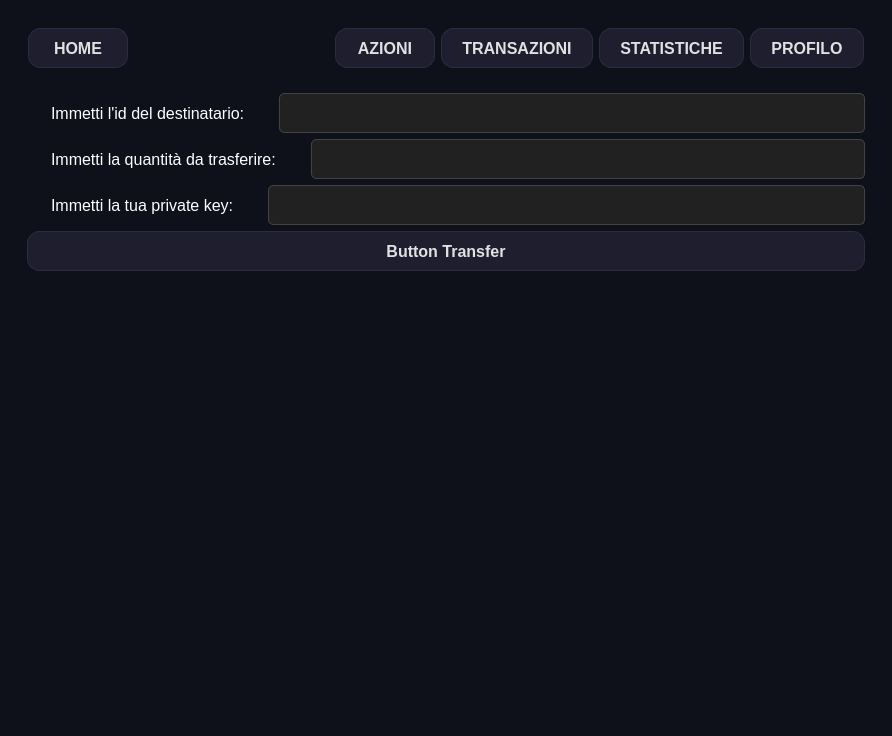
Before: the Qt Designer form GUI/interfacciaUtente.ui in Daniel-Diocis/Software-Food-Supply-Chain, drawn with Qt 5.
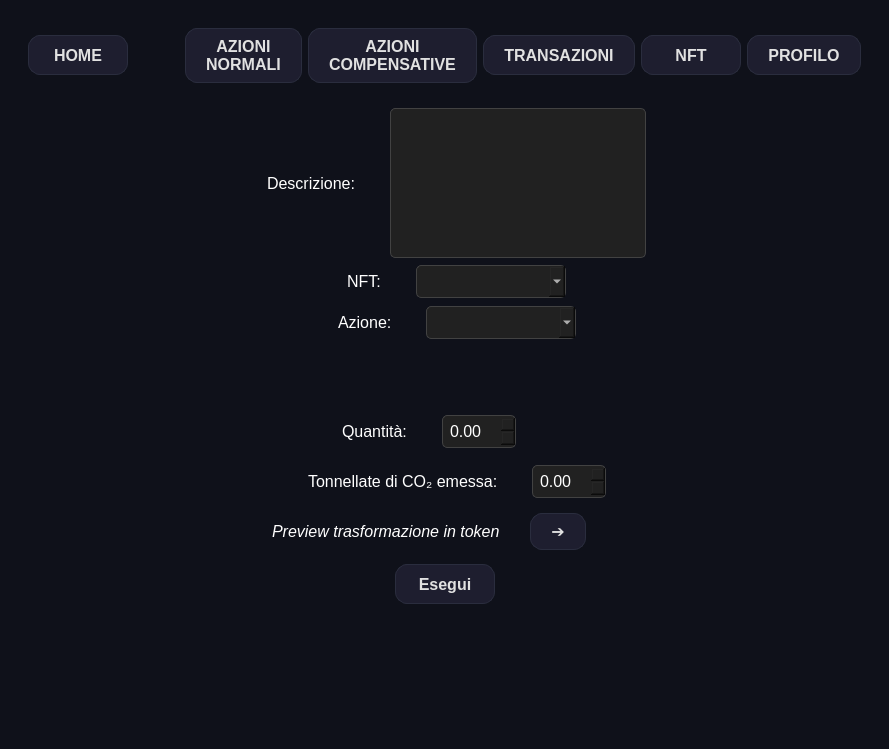
After: the same form once the commit is applied. Icons and pictures are not drawn.

Commit message:
NFT selezionabile per azioneNormale + altre cose
aggiunto risparmio co2 nel json dell'nft

The edit to the form file:
```diff
--- a/GUI/interfacciaUtente.ui
+++ b/GUI/interfacciaUtente.ui
@@ -6,8 +6,8 @@
    <rect>
     <x>0</x>
     <y>0</y>
-    <width>892</width>
-    <height>736</height>
+    <width>889</width>
+    <height>749</height>
    </rect>
   </property>
   <property name="windowTitle">
@@ -1442,6 +1442,14 @@
                <height>40</height>
               </size>
              </property>
+             <property name="font">
+              <font>
+               <family>Segoe UI</family>
+               <pointsize>12</pointsize>
+               <weight>75</weight>
+               <bold>true</bold>
+              </font>
+             </property>
              <property name="text">
               <string>HOME</string>
              </property>
@@ -1451,8 +1459,8 @@
              </property>
              <property name="iconSize">
               <size>
-               <width>35</width>
-               <height>35</height>
+               <width>25</width>
+               <height>30</height>
               </size>
              </property>
             </widget>
@@ -1471,7 +1479,25 @@
             </spacer>
            </item>
            <item>
-            <widget class="QPushButton" name="bt_azioni">
+            <widget class="QPushButton" name="bt_azioniNormali">
+             <property name="text">
+              <string>AZIONI
+NORMALI</string>
+             </property>
+             <property name="icon">
+              <iconset>
+               <normaloff>../immagini/co2.svg</normaloff>../immagini/co2.svg</iconset>
+             </property>
+             <property name="iconSize">
+              <size>
+               <width>25</width>
+               <height>30</height>
+              </size>
+             </property>
+            </widget>
+           </item>
+           <item>
+            <widget class="QPushButton" name="bt_azioniCompensative">
              <property name="minimumSize">
               <size>
                <width>100</width>
@@ -1479,7 +1505,8 @@
               </size>
              </property>
              <property name="text">
-              <string>AZIONI</string>
+              <string>AZIONI
+COMPENSATIVE</string>
              </property>
              <property name="icon">
               <iconset>
@@ -1487,8 +1514,8 @@
              </property>
              <property name="iconSize">
               <size>
-               <width>35</width>
-               <height>35</height>
+               <width>25</width>
+               <height>30</height>
               </size>
              </property>
             </widget>
@@ -1510,8 +1537,8 @@
              </property>
              <property name="iconSize">
               <size>
-               <width>35</width>
-               <height>35</height>
+               <width>25</width>
+               <height>30</height>
               </size>
              </property>
             </widget>
@@ -1525,7 +1552,7 @@
               </size>
              </property>
              <property name="text">
-              <string>STATISTICHE</string>
+              <string>NFT</string>
              </property>
              <property name="icon">
               <iconset>
@@ -1533,8 +1560,8 @@
              </property>
              <property name="iconSize">
               <size>
-               <width>35</width>
-               <height>35</height>
+               <width>25</width>
+               <height>30</height>
               </size>
              </property>
             </widget>
@@ -1556,8 +1583,8 @@
              </property>
              <property name="iconSize">
               <size>
-               <width>35</width>
-               <height>35</height>
+               <width>25</width>
+               <height>30</height>
               </size>
              </property>
             </widget>
@@ -1568,7 +1595,7 @@
         <item>
          <widget class="QStackedWidget" name="stackedWidgetInterno">
           <property name="currentIndex">
-           <number>2</number>
+           <number>1</number>
           </property>
           <widget class="QWidget" name="page_home">
            <layout class="QVBoxLayout" name="verticalLayout_10">
@@ -1802,6 +1829,622 @@
             </item>
            </layout>
           </widget>
+          <widget class="QWidget" name="page_azioniNormali">
+           <layout class="QVBoxLayout" name="verticalLayout_19">
+            <item>
+             <layout class="QHBoxLayout" name="horizontalLayout_34">
+              <item>
+               <spacer name="horizontalSpacer_94">
+                <property name="orientation">
+                 <enum>Qt::Horizontal</enum>
+                </property>
+                <property name="sizeHint" stdset="0">
+                 <size>
+                  <width>40</width>
+                  <height>20</height>
+                 </size>
+                </property>
+               </spacer>
+              </item>
+              <item>
+               <widget class="QLabel" name="label_46">
+                <property name="text">
+                 <string>Descrizione: </string>
+                </property>
+               </widget>
+              </item>
+              <item>
+               <widget class="QTextEdit" name="azioniNormali_descrizioneField">
+                <property name="sizePolicy">
+                 <sizepolicy hsizetype="Preferred" vsizetype="Preferred">
+                  <horstretch>0</horstretch>
+                  <verstretch>0</verstretch>
+                 </sizepolicy>
+                </property>
+                <property name="minimumSize">
+                 <size>
+                  <width>0</width>
+                  <height>100</height>
+                 </size>
+                </property>
+                <property name="maximumSize">
+                 <size>
+                  <width>16777215</width>
+                  <height>150</height>
+                 </size>
+                </property>
+                <property name="styleSheet">
+                 <string notr="true">      background-color: #212121;
+      border: 1px solid #424242;
+      color: white;
+      padding: 5px;
+      font-size: 12pt;
+      border-radius: 5px;</string>
+                </property>
+               </widget>
+              </item>
+              <item>
+               <spacer name="horizontalSpacer_95">
+                <property name="orientation">
+                 <enum>Qt::Horizontal</enum>
+                </property>
+                <property name="sizeHint" stdset="0">
+                 <size>
+                  <width>40</width>
+                  <height>20</height>
+                 </size>
+                </property>
+               </spacer>
+              </item>
+             </layout>
+            </item>
+            <item>
+             <layout class="QHBoxLayout" name="horizontalLayout_91">
+              <item>
+               <spacer name="horizontalSpacer_115">
+                <property name="orientation">
+                 <enum>Qt::Horizontal</enum>
+                </property>
+                <property name="sizeHint" stdset="0">
+                 <size>
+                  <width>40</width>
+                  <height>20</height>
+                 </size>
+                </property>
+               </spacer>
+              </item>
+              <item>
+               <widget class="QLabel" name="label_56">
+                <property name="text">
+                 <string>NFT: </string>
+                </property>
+               </widget>
+              </item>
+              <item>
+               <widget class="QComboBox" name="azioniNormali_NFTcomboBox">
+                <property name="minimumSize">
+                 <size>
+                  <width>150</width>
+                  <height>0</height>
+                 </size>
+                </property>
+               </widget>
+              </item>
+              <item>
+               <spacer name="horizontalSpacer_114">
+                <property name="orientation">
+                 <enum>Qt::Horizontal</enum>
+                </property>
+                <property name="sizeHint" stdset="0">
+                 <size>
+                  <width>40</width>
+                  <height>20</height>
+                 </size>
+                </property>
+               </spacer>
+              </item>
+             </layout>
+            </item>
+            <item>
+             <layout class="QHBoxLayout" name="horizontalLayout_74">
+              <item>
+               <spacer name="horizontalSpacer_96">
+                <property name="orientation">
+                 <enum>Qt::Horizontal</enum>
+                </property>
+                <property name="sizeHint" stdset="0">
+                 <size>
+                  <width>40</width>
+                  <height>20</height>
+                 </size>
+                </property>
+               </spacer>
+              </item>
+              <item>
+               <widget class="QLabel" name="label_47">
+                <property name="text">
+                 <string>Azione: </string>
+                </property>
+               </widget>
+              </item>
+              <item>
+               <widget class="QComboBox" name="azioniNormali_azioneComboBox">
+                <property name="minimumSize">
+                 <size>
+                  <width>150</width>
+                  <height>0</height>
+                 </size>
+                </property>
+               </widget>
+              </item>
+              <item>
+               <spacer name="horizontalSpacer_97">
+                <property name="orientation">
+                 <enum>Qt::Horizontal</enum>
+                </property>
+                <property name="sizeHint" stdset="0">
+                 <size>
+                  <width>40</width>
+                  <height>20</height>
+                 </size>
+                </property>
+               </spacer>
+              </item>
+             </layout>
+            </item>
+            <item>
+             <layout class="QHBoxLayout" name="horizontalLayout_76">
+              <item>
+               <spacer name="horizontalSpacer_98">
+                <property name="orientation">
+                 <enum>Qt::Horizontal</enum>
+                </property>
+                <property name="sizeHint" stdset="0">
+                 <size>
+                  <width>40</width>
+                  <height>20</height>
+                 </size>
+                </property>
+               </spacer>
+              </item>
+              <item>
+               <widget class="QLabel" name="azioniNormali_riferimentoPraticoLabel">
+                <property name="minimumSize">
+                 <size>
+                  <width>0</width>
+                  <height>0</height>
+                 </size>
+                </property>
+                <property name="text">
+                 <string/>
+                </property>
+               </widget>
+              </item>
+              <item>
+               <spacer name="horizontalSpacer_99">
+                <property name="orientation">
+                 <enum>Qt::Horizontal</enum>
+                </property>
+                <property name="sizeHint" stdset="0">
+                 <size>
+                  <width>40</width>
+                  <height>20</height>
+                 </size>
+                </property>
+               </spacer>
+              </item>
+             </layout>
+            </item>
+            <item>
+             <layout class="QHBoxLayout" name="horizontalLayout_77">
+              <item>
+               <spacer name="horizontalSpacer_100">
+                <property name="orientation">
+                 <enum>Qt::Horizontal</enum>
+                </property>
+                <property name="sizeHint" stdset="0">
+                 <size>
+                  <width>40</width>
+                  <height>20</height>
+                 </size>
+                </property>
+               </spacer>
+              </item>
+              <item>
+               <widget class="QLabel" name="label_48">
+                <property name="text">
+                 <string>Quantità: </string>
+                </property>
+               </widget>
+              </item>
+              <item>
+               <widget class="QDoubleSpinBox" name="azioniNormali_quantitaDoubleSpinBox"/>
+              </item>
+              <item>
+               <widget class="QLabel" name="azioniNormali_unitaDiMisuraLabel">
+                <property name="font">
+                 <font>
+                  <family>Segoe UI</family>
+                  <pointsize>12</pointsize>
+                  <weight>50</weight>
+                  <italic>true</italic>
+                  <bold>false</bold>
+                  <underline>false</underline>
+                  <strikeout>false</strikeout>
+                  <kerning>true</kerning>
+                 </font>
+                </property>
+                <property name="text">
+                 <string/>
+                </property>
+               </widget>
+              </item>
+              <item>
+               <spacer name="horizontalSpacer_101">
+                <property name="orientation">
+                 <enum>Qt::Horizontal</enum>
+                </property>
+                <property name="sizeHint" stdset="0">
+                 <size>
+                  <width>40</width>
+                  <height>20</height>
+                 </size>
+                </property>
+               </spacer>
+              </item>
+             </layout>
+            </item>
+            <item>
+             <layout class="QHBoxLayout" name="horizontalLayout_78">
+              <item>
+               <spacer name="horizontalSpacer_102">
+                <property name="orientation">
+                 <enum>Qt::Horizontal</enum>
+                </property>
+                <property name="sizeHint" stdset="0">
+                 <size>
+                  <width>40</width>
+                  <height>20</height>
+                 </size>
+                </property>
+               </spacer>
+              </item>
+              <item>
+               <widget class="QLabel" name="label_50">
+                <property name="text">
+                 <string>Tonnellate di CO₂ emessa: </string>
+                </property>
+               </widget>
+              </item>
+              <item>
+               <widget class="QDoubleSpinBox" name="azioniNormali_CO2emessaDoubleSpinBox"/>
+              </item>
+              <item>
+               <spacer name="horizontalSpacer_103">
+                <property name="orientation">
+                 <enum>Qt::Horizontal</enum>
+                </property>
+                <property name="sizeHint" stdset="0">
+                 <size>
+                  <width>40</width>
+                  <height>20</height>
+                 </size>
+                </property>
+               </spacer>
+              </item>
+             </layout>
+            </item>
+            <item>
+             <layout class="QHBoxLayout" name="horizontalLayout_79">
+              <item>
+               <spacer name="horizontalSpacer_104">
+                <property name="orientation">
+                 <enum>Qt::Horizontal</enum>
+                </property>
+                <property name="sizeHint" stdset="0">
+                 <size>
+                  <width>40</width>
+                  <height>20</height>
+                 </size>
+                </property>
+               </spacer>
+              </item>
+              <item>
+               <widget class="QLabel" name="label_49">
+                <property name="font">
+                 <font>
+                  <family>Segoe UI</family>
+                  <pointsize>12</pointsize>
+                  <italic>true</italic>
+                 </font>
+                </property>
+                <property name="text">
+                 <string>Preview trasformazione in token</string>
+                </property>
+               </widget>
+              </item>
+              <item>
+               <widget class="QPushButton" name="azioniNormali_trasformaInTokenButton">
+                <property name="minimumSize">
+                 <size>
+                  <width>30</width>
+                  <height>30</height>
+                 </size>
+                </property>
+                <property name="text">
+                 <string>➔</string>
+                </property>
+               </widget>
+              </item>
+              <item>
+               <widget class="QLabel" name="azioniNormali_trasformazioneInTokenLabel">
+                <property name="minimumSize">
+                 <size>
+                  <width>0</width>
+                  <height>0</height>
+                 </size>
+                </property>
+                <property name="text">
+                 <string/>
+                </property>
+               </widget>
+              </item>
+              <item>
+               <spacer name="horizontalSpacer_105">
+                <property name="orientation">
+                 <enum>Qt::Horizontal</enum>
+                </property>
+                <property name="sizeHint" stdset="0">
+                 <size>
+                  <width>40</width>
+                  <height>20</height>
+                 </size>
+                </property>
+               </spacer>
+              </item>
+             </layout>
+            </item>
+            <item>
+             <layout class="QHBoxLayout" name="horizontalLayout_80">
+              <item>
+               <spacer name="horizontalSpacer_106">
+                <property name="orientation">
+                 <enum>Qt::Horizontal</enum>
+                </property>
+                <property name="sizeHint" stdset="0">
+                 <size>
+                  <width>40</width>
+                  <height>20</height>
+                 </size>
+                </property>
+               </spacer>
+              </item>
+              <item>
+               <widget class="QPushButton" name="azioniNormali_eseguiButton">
+                <property name="minimumSize">
+                 <size>
+                  <width>100</width>
+                  <height>40</height>
+                 </size>
+                </property>
+                <property name="text">
+                 <string>Esegui</string>
+                </property>
+               </widget>
+              </item>
+              <item>
+               <spacer name="horizontalSpacer_107">
+                <property name="orientation">
+                 <enum>Qt::Horizontal</enum>
+                </property>
+                <property name="sizeHint" stdset="0">
+                 <size>
+                  <width>40</width>
+                  <height>20</height>
+                 </size>
+                </property>
+               </spacer>
+              </item>
+             </layout>
+            </item>
+            <item>
+             <widget class="QLabel" name="azioniNormali_TxHashLabel">
+              <property name="text">
+               <string/>
+              </property>
+             </widget>
+            </item>
+            <item>
+             <widget class="QLabel" name="azioniNormali_balanceLabel">
+              <property name="text">
+               <string/>
+              </property>
+             </widget>
+            </item>
+           </layout>
+          </widget>
+          <widget class="QWidget" name="page_azioniCompensative">
+           <layout class="QVBoxLayout" name="verticalLayout_20">
+            <item>
+             <layout class="QHBoxLayout" name="horizontalLayout_82">
+              <item>
+               <spacer name="horizontalSpacer_108">
+                <property name="orientation">
+                 <enum>Qt::Horizontal</enum>
+                </property>
+                <property name="sizeHint" stdset="0">
+                 <size>
+                  <width>40</width>
+                  <height>20</height>
+                 </size>
+                </property>
+               </spacer>
+              </item>
+              <item>
+               <widget class="QLabel" name="label_51">
+                <property name="text">
+                 <string>Descrizione: </string>
+                </property>
+               </widget>
+              </item>
+              <item>
+               <widget class="QTextEdit" name="azioniCompensative_descrizioneField">
+                <property name="sizePolicy">
+                 <sizepolicy hsizetype="Preferred" vsizetype="Preferred">
+                  <horstretch>0</horstretch>
+                  <verstretch>0</verstretch>
+                 </sizepolicy>
+                </property>
+                <property name="minimumSize">
+                 <size>
+                  <width>0</width>
+                  <height>100</height>
+                 </size>
+                </property>
+                <property name="maximumSize">
+                 <size>
+                  <width>16777215</width>
+                  <height>150</height>
+                 </size>
+                </property>
+                <property name="styleSheet">
+                 <string notr="true">      background-color: #212121;
+      border: 1px solid #424242;
+      color: white;
+      padding: 5px;
+      font-size: 12pt;
+      border-radius: 5px;</string>
+                </property>
+               </widget>
+              </item>
+              <item>
+               <spacer name="horizontalSpacer_109">
+                <property name="orientation">
+                 <enum>Qt::Horizontal</enum>
+                </property>
+                <property name="sizeHint" stdset="0">
+                 <size>
+                  <width>40</width>
+                  <height>20</height>
+                 </size>
+                </property>
+               </spacer>
+              </item>
+             </layout>
+            </item>
+            <item>
+             <layout class="QHBoxLayout" name="horizontalLayout_83">
+              <item>
+               <spacer name="horizontalSpacer_110">
+                <property name="orientation">
+                 <enum>Qt::Horizontal</enum>
+                </property>
+                <property name="sizeHint" stdset="0">
+                 <size>
+                  <width>40</width>
+                  <height>20</height>
+                 </size>
+                </property>
+               </spacer>
+              </item>
+              <item>
+               <widget class="QLabel" name="label_52">
+                <property name="text">
+                 <string>Immetti le tonnellate di CO₂ risparmiate: </string>
+                </property>
+               </widget>
+              </item>
+              <item>
+               <widget class="QDoubleSpinBox" name="azioniCompensative_CO2doubleSpinBox"/>
+              </item>
+              <item>
+               <spacer name="horizontalSpacer_111">
+                <property name="orientation">
+                 <enum>Qt::Horizontal</enum>
+                </property>
+                <property name="sizeHint" stdset="0">
+                 <size>
+                  <width>40</width>
+                  <height>20</height>
+                 </size>
+                </property>
+               </spacer>
+              </item>
+             </layout>
+            </item>
+            <item>
+             <layout class="QHBoxLayout" name="horizontalLayout_84">
+              <item>
+               <spacer name="horizontalSpacer_112">
+                <property name="orientation">
+                 <enum>Qt::Horizontal</enum>
+                </property>
+                <property name="sizeHint" stdset="0">
+                 <size>
+                  <width>40</width>
+                  <height>20</height>
+                 </size>
+                </property>
+               </spacer>
+              </item>
+              <item>
+               <widget class="QLabel" name="label_53">
+                <property name="font">
+                 <font>
+                  <family>Segoe UI</family>
+                  <pointsize>12</pointsize>
+                  <italic>true</italic>
+                 </font>
+                </property>
+                <property name="text">
+                 <string>1 tonnellata di CO₂ risparmiata   ➔   mint 1 token</string>
+                </property>
+               </widget>
+              </item>
+              <item>
+               <spacer name="horizontalSpacer_113">
+                <property name="orientation">
+                 <enum>Qt::Horizontal</enum>
+                </property>
+                <property name="sizeHint" stdset="0">
+                 <size>
+                  <width>40</width>
+                  <height>20</height>
+                 </size>
+                </property>
+               </spacer>
+              </item>
+             </layout>
+            </item>
+            <item>
+             <widget class="QPushButton" name="azioniCompensative_mintingButton">
+              <property name="minimumSize">
+               <size>
+                <width>100</width>
+                <height>40</height>
+               </size>
+              </property>
+              <property name="text">
+               <string>Button Minting</string>
+              </property>
+             </widget>
+            </item>
+            <item>
+             <widget class="QLabel" name="azioniCompensative_mintingLabel">
+              <property name="text">
+               <string/>
+              </property>
+             </widget>
+            </item>
+            <item>
+             <widget class="QLabel" name="azioniCompensative_balanceLabel">
+              <property name="text">
+               <string/>
+              </property>
+             </widget>
+            </item>
+           </layout>
+          </widget>
           <widget class="QWidget" name="page_azioni">
            <layout class="QVBoxLayout" name="verticalLayout">
             <item>
```
Left out of the diff: 141 changed lines with no effect on the pictures. The commit also changes 19 other files.
